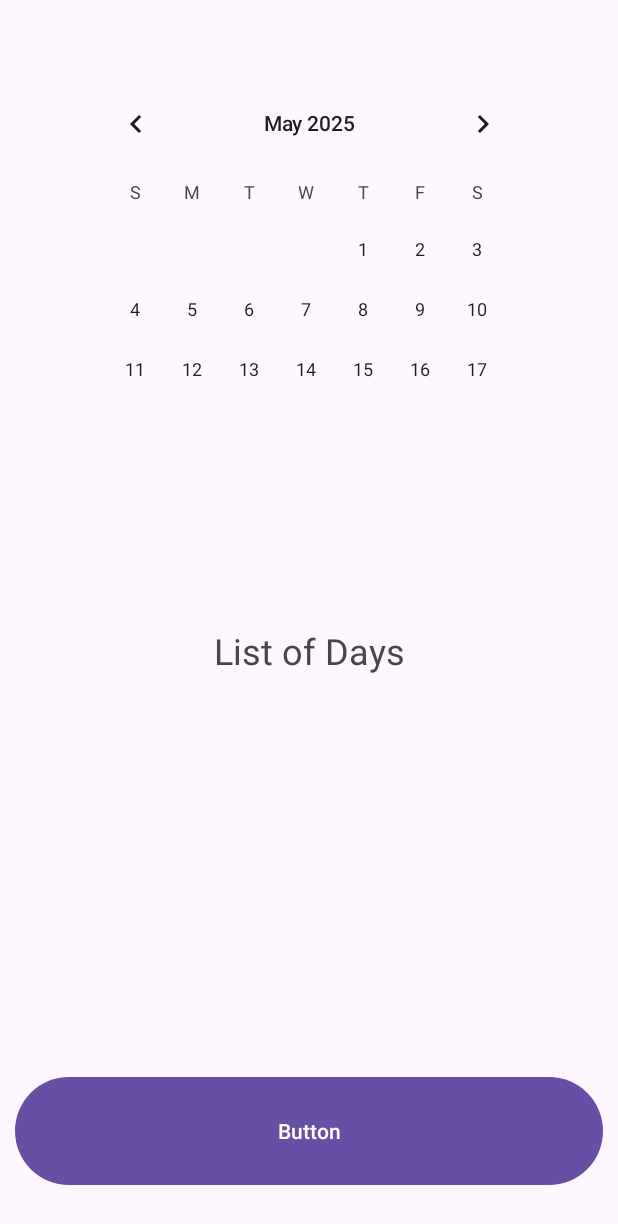
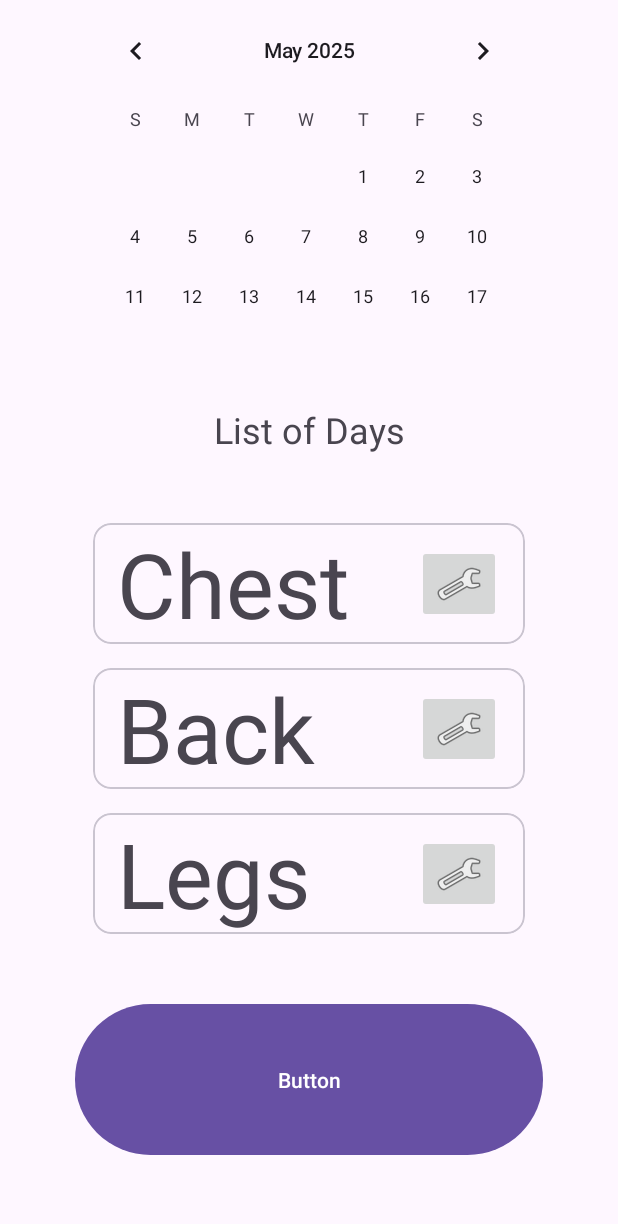
Before and after one commit to Ducnnn/Project-Gym, an Android app: the TrainingPlanMenuFragment screen opened through its navigation route, on a phone screen of 412 x 824 dp. Shown: the top 1224 px of the screen. Run offline under Robolectric (Android 15) with nearby library versions, the phone set to English and light mode, and no system bars; our stand-ins replace Firebase (no records; nobody signed in at launch, a user with empty details on screens opened directly).

Commit message:
created a recyclerview for training program menu and added onLongClick item deletion

```diff
--- /dev/null
+++ b/app/src/main/java/com/example/projectgym/TrainingPlanAdapter.kt
@@ -0,0 +1,57 @@
+package com.example.projectgym
+
+import android.view.LayoutInflater
+import android.view.View
+import android.view.ViewGroup
+import android.widget.ImageButton
+import android.widget.TextView
+import androidx.recyclerview.widget.RecyclerView
+
+class TrainingPlanAdapter (private val list: List<TranDay>):
+    RecyclerView.Adapter<TrainingPlanAdapter.TrainingPlanViewHolder>() {
+
+    private var onLongClickListener: OnLongClickListener? = null
+
+
+    override fun onCreateViewHolder(
+        parent: ViewGroup,
+        viewType: Int
+    ): TrainingPlanAdapter.TrainingPlanViewHolder {
+        val view = LayoutInflater.from(parent.context)
+            .inflate(R.layout.training_menu_row, parent, false)
+        return TrainingPlanViewHolder(view)
+    }
+
+    override fun onBindViewHolder(
+        holder: TrainingPlanAdapter.TrainingPlanViewHolder,
+        position: Int
+    ) {
+        val day = list[position]
+        holder.textView.text = day.name
+        holder.itemView.setOnLongClickListener {
+            onLongClickListener?.onLongClick(position)
+            true
+        }
+    }
+
+    override fun getItemCount(): Int {
+        return list.size
+    }
+
+    fun setOnLongClickListener(listener: OnLongClickListener?) {
+        this.onLongClickListener = listener
+    }
+
+    interface OnLongClickListener {
+        fun onLongClick(position: Int)
+    }
+
+    class TrainingPlanViewHolder(view: View) : RecyclerView.ViewHolder(view) {
+
+        val btnSettings = view.findViewById<ImageButton>(R.id.btn_settings)
+        val textView = view.findViewById<TextView>(R.id.tv_day_name)
+
+
+    }
+
+}
--- a/app/src/main/java/com/example/projectgym/TrainingPlanMenuFragment.kt
+++ b/app/src/main/java/com/example/projectgym/TrainingPlanMenuFragment.kt
@@ -1,11 +1,14 @@
 package com.example.projectgym
 
 import android.os.Bundle
+import android.util.Log
 import androidx.fragment.app.Fragment
 import android.view.LayoutInflater
 import android.view.View
 import android.view.ViewGroup
-
+import androidx.appcompat.app.AlertDialog
+import androidx.recyclerview.widget.LinearLayoutManager
+import androidx.recyclerview.widget.RecyclerView
 
 
 class TrainingPlanMenuFragment : Fragment() {
@@ -22,4 +25,38 @@ class TrainingPlanMenuFragment : Fragment() {
 
         return inflater.inflate(R.layout.fragment_training_plan_menu, container, false)
     }
+
+    override fun onViewCreated(view: View, savedInstanceState: Bundle?) {
+        super.onViewCreated(view, savedInstanceState)
+        val chestDay = TranDay("Chest")
+        val backDay = TranDay("Back")
+        val legsDay = TranDay("Legs")
+        val lst = mutableListOf(chestDay, backDay, legsDay)
+
+        val trainingPlanAdapter = TrainingPlanAdapter(lst)
+        trainingPlanAdapter.setOnLongClickListener(object :
+            TrainingPlanAdapter.OnLongClickListener {
+            override fun onLongClick(position: Int) {
+                AlertDialog.Builder(view.context)
+                    .setMessage("Are you sure you want to delete this day?  ")
+                    .setTitle("Deletion of a Day")
+                    .setPositiveButton("YES") { _, _ ->
+                        lst.removeAt(position)
+                        trainingPlanAdapter.notifyItemRemoved(position)
+                        trainingPlanAdapter.notifyItemRangeChanged(position, lst.size)
+                    }
+                    .setNegativeButton("NO") { _, _ -> }
+                    .create().show()
+
+
+            }
+        })
+        val trainingPlanRecyclerView =
+            view.findViewById<RecyclerView>(R.id.recyclerview_training_plan)
+        trainingPlanRecyclerView.layoutManager = LinearLayoutManager(view.context)
+        trainingPlanRecyclerView.adapter = trainingPlanAdapter
+
+    }
+
+
 }
--- a/app/src/main/java/com/example/projectgym/user.kt
+++ b/app/src/main/java/com/example/projectgym/user.kt
@@ -14,7 +14,7 @@ class TranDay (
     var exercises: MutableList<Exercise> = mutableListOf<Exercise>(),
 ) {
     fun addExercise(exercise : Exercise) {
-        exercises.add (exercise)
+        exercises.add(exercise)
     }
 
 }
--- a/app/src/main/res/layout/fragment_training_plan_menu.xml
+++ b/app/src/main/res/layout/fragment_training_plan_menu.xml
@@ -4,11 +4,8 @@
     xmlns:tools="http://schemas.android.com/tools"
     android:layout_width="match_parent"
     android:layout_height="match_parent"
+
     tools:context=".TrainingPlanMenuFragment">
-
-    <!-- TODO: delete this textview -->
-
-    <!-- TODO: delete this constraint layout and put calendar view inside the constraint layout below change the height and width of calendar view -->
 
 
     <androidx.constraintlayout.widget.ConstraintLayout
@@ -17,12 +14,13 @@
 
 
         <androidx.constraintlayout.widget.ConstraintLayout
+            android:id="@+id/calendarLayout"
             android:layout_width="310dp"
             android:layout_height="217dp"
             android:layout_marginStart="50dp"
             android:layout_marginEnd="50dp"
-            android:layout_marginBottom="508dp"
-            app:layout_constraintBottom_toBottomOf="parent"
+            android:layout_marginBottom="5dp"
+            app:layout_constraintBottom_toTopOf="@+id/linearLayout3"
             app:layout_constraintEnd_toEndOf="parent"
             app:layout_constraintStart_toStartOf="parent"
             app:layout_constraintTop_toTopOf="parent">
@@ -30,7 +28,7 @@
             <CalendarView
                 android:id="@+id/calendarView"
                 android:layout_width="match_parent"
-                android:layout_height="220dp"
+                android:layout_height="match_parent"
                 app:layout_constraintBottom_toBottomOf="parent"
                 app:layout_constraintEnd_toEndOf="parent"
                 app:layout_constraintStart_toStartOf="parent"
@@ -38,16 +36,19 @@
         </androidx.constraintlayout.widget.ConstraintLayout>
 
         <LinearLayout
-            android:layout_width="match_parent"
-            android:layout_height="400dp"
-            android:layout_marginLeft="10dp"
-            android:layout_marginRight="10dp"
-            android:layout_marginBottom="30dp"
+            android:id="@+id/linearLayout3"
+            android:layout_width="0dp"
+            android:layout_height="0dp"
+            android:layout_marginStart="50dp"
+            android:layout_marginTop="10dp"
+            android:layout_marginEnd="50dp"
+            android:layout_marginBottom="50dp"
             android:orientation="vertical"
             android:weightSum="1.0"
             app:layout_constraintBottom_toBottomOf="parent"
             app:layout_constraintEnd_toEndOf="parent"
-            app:layout_constraintStart_toStartOf="parent">
+            app:layout_constraintStart_toStartOf="parent"
+            app:layout_constraintTop_toBottomOf="@+id/calendarLayout">
 
 
             <TextView
@@ -55,14 +56,16 @@
                 android:layout_width="match_parent"
                 android:layout_height="0dp"
                 android:layout_weight="0.2"
+                android:gravity="center"
                 android:text="List of Days"
-                android:gravity="center"
-                android:textSize="24sp"/>
+                android:textSize="24sp" />
 
             <androidx.recyclerview.widget.RecyclerView
+                android:id="@+id/recyclerview_training_plan"
                 android:layout_width="match_parent"
                 android:layout_height="0dp"
-                android:layout_weight="0.6" />
+                android:layout_weight="0.6"
+                tools:listitem="@layout/training_menu_row" />
 
             <Button
                 android:id="@+id/button"
@@ -74,7 +77,6 @@
         </LinearLayout>
 
 
-
     </androidx.constraintlayout.widget.ConstraintLayout>
 
 
--- /dev/null
+++ b/app/src/main/res/layout/training_menu_row.xml
@@ -0,0 +1,36 @@
+<?xml version="1.0" encoding="utf-8"?>
+<com.google.android.material.card.MaterialCardView xmlns:android="http://schemas.android.com/apk/res/android"
+    xmlns:app="http://schemas.android.com/apk/res-auto"
+    android:layout_width="match_parent"
+    android:layout_height="wrap_content"
+    android:layout_marginStart="12dp"
+    android:layout_marginEnd="12dp"
+    android:layout_marginVertical="8dp"
+    >
+
+    <androidx.constraintlayout.widget.ConstraintLayout
+        android:layout_width="match_parent"
+        android:layout_height="match_parent">
+
+        <TextView
+            android:id="@+id/tv_day_name"
+            android:layout_width="wrap_content"
+            android:layout_height="wrap_content"
+            android:layout_marginStart="16dp"
+            android:text="TextView"
+            android:textSize="60sp"
+            app:layout_constraintBottom_toBottomOf="parent"
+            app:layout_constraintStart_toStartOf="parent"
+            app:layout_constraintTop_toTopOf="parent" />
+
+        <ImageButton
+            android:id="@+id/btn_settings"
+            android:layout_width="0dp"
+            android:layout_height="match_parent"
+            android:layout_marginEnd="16dp"
+            app:layout_constraintBottom_toBottomOf="parent"
+            app:layout_constraintEnd_toEndOf="parent"
+            app:layout_constraintTop_toTopOf="parent"
+            app:srcCompat="@android:drawable/ic_menu_manage" />
+    </androidx.constraintlayout.widget.ConstraintLayout>
+</com.google.android.material.card.MaterialCardView>
```
